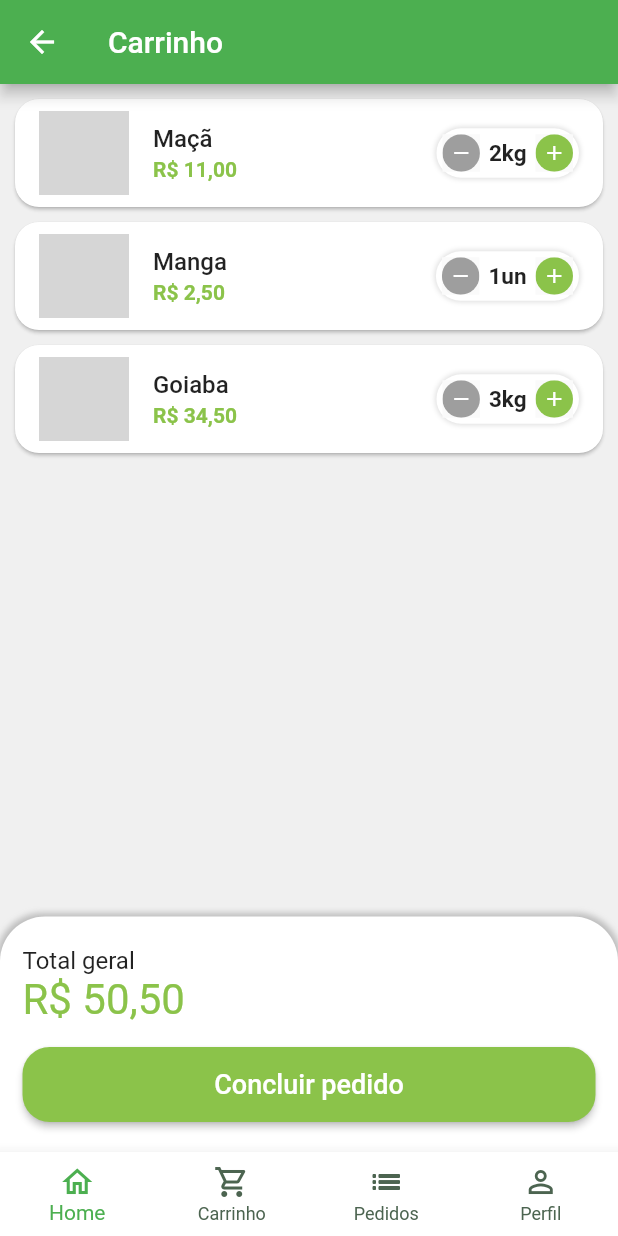
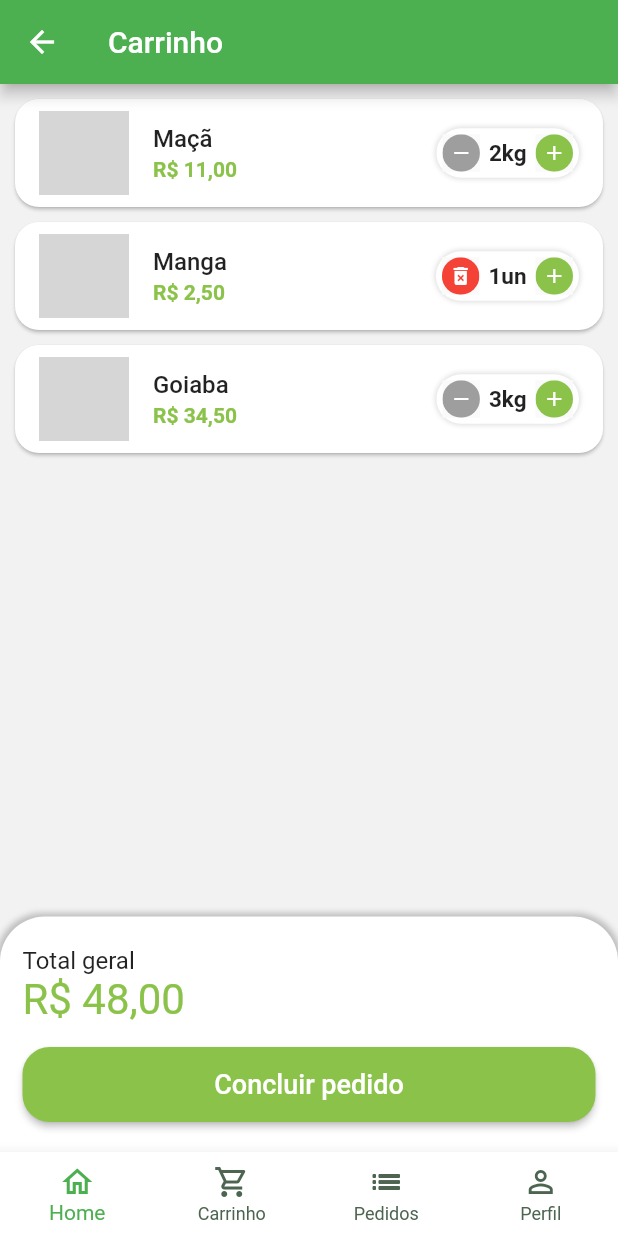
Before and after one commit to leonarclo/green-grocer, a Flutter app: the BaseScreen screen opened directly, swiped to page 2, on a phone screen of 412 x 824 dp. Run offline on Flutter 3.47's test engine with Material 2 defaults, Android fonts, the phone set to English and light mode, and no system bars; our stand-ins replace animated_text_kit; missing offline and left inert: easy_mask; grey boxes are pictures that could not be loaded.

Commit message:
feat: cart screen

```diff
--- a/lib/main.dart
+++ b/lib/main.dart
@@ -15,7 +15,8 @@ class MyApp extends StatelessWidget {
       title: 'Green Grocer',
       theme: ThemeData(
         primarySwatch: Colors.green,
-        scaffoldBackgroundColor: Colors.grey.withAlpha(20),
+        scaffoldBackgroundColor:
+            const Color.fromARGB(255, 241, 241, 241).withAlpha(180),
       ),
       debugShowCheckedModeBanner: false,
       home: const SignInScreen(),
--- a/lib/src/models/cart_item_model.dart
+++ b/lib/src/models/cart_item_model.dart
@@ -9,7 +9,5 @@ class CartItemModel {
     required this.quantity,
   });
 
-  totalPrice() {
-    return item.price * quantity;
-  }
+  double totalPrice() => item.price * quantity;
 }
--- a/lib/src/pages/base/base_screen.dart
+++ b/lib/src/pages/base/base_screen.dart
@@ -22,7 +22,7 @@ class _BaseScreenState extends State<BaseScreen> {
         controller: pageController,
         children: [
           const HomeTab(),
-          CartTab(),
+          const CartTab(),
           Container(
             color: Colors.yellow,
           ),
--- a/lib/src/pages/cart/cart_tab.dart
+++ b/lib/src/pages/cart/cart_tab.dart
@@ -2,13 +2,34 @@ import 'package:flutter/material.dart';
 import 'package:green_grocer/src/config/custom_colors.dart';
 import 'package:green_grocer/src/services/utils_services.dart';
 import 'package:green_grocer/src/config/app_data.dart' as app_data;
-
+import '../../models/cart_item_model.dart';
 import 'components/cart_tile.dart';
 
-class CartTab extends StatelessWidget {
-  CartTab({super.key});
+class CartTab extends StatefulWidget {
+  const CartTab({super.key});
 
+  @override
+  State<CartTab> createState() => _CartTabState();
+}
+
+class _CartTabState extends State<CartTab> {
   final UtilsServices utilsServices = UtilsServices();
+
+  void removeItemFromCart(CartItemModel cartItem) {
+    setState(() {
+      app_data.cartItems.remove(cartItem);
+    });
+  }
+
+  double cartTotalPrice() {
+    double total = 0;
+
+    for (var item in app_data.cartItems) {
+      total += item.totalPrice();
+    }
+
+    return total;
+  }
 
   @override
   Widget build(BuildContext context) {
@@ -24,12 +45,16 @@ class CartTab extends StatelessWidget {
               itemBuilder: (_, index) {
                 return CartTile(
                   cartItem: app_data.cartItems[index],
+                  remove: removeItemFromCart,
                 );
               },
             ),
           ),
           Container(
-            padding: const EdgeInsets.symmetric(horizontal: 15, vertical: 20),
+            padding: const EdgeInsets.symmetric(
+              horizontal: 15,
+              vertical: 20,
+            ),
             decoration: BoxDecoration(
               color: Colors.white,
               borderRadius: const BorderRadius.vertical(
@@ -55,7 +80,7 @@ class CartTab extends StatelessWidget {
                 Padding(
                   padding: const EdgeInsets.only(bottom: 15),
                   child: Text(
-                      utilsServices.priceToCurrency(50.5),
+                    utilsServices.priceToCurrency(cartTotalPrice()),
                     style: TextStyle(
                       color: CustomColors.customSwatchColor,
                       fontSize: 28,
@@ -65,7 +90,10 @@ class CartTab extends StatelessWidget {
                 SizedBox(
                   height: 50,
                   child: ElevatedButton(
-                      onPressed: () {},
+                    onPressed: () async {
+                      bool? result = await showOrderConfirmation();
+                      print(result);
+                    },
                     style: ElevatedButton.styleFrom(
                       backgroundColor: CustomColors.customSwatchColor,
                       shape: RoundedRectangleBorder(
@@ -78,10 +106,47 @@ class CartTab extends StatelessWidget {
                     ),
                   ),
                 )
-                ]),
+              ],
+            ),
           ),
         ],
       ),
     );
   }
+
+  Future<bool?> showOrderConfirmation() {
+    return showDialog(
+        context: context,
+        builder: (context) {
+          return AlertDialog(
+            shape: RoundedRectangleBorder(
+              borderRadius: BorderRadius.circular(15),
+            ),
+            title: const Text('Confirmação'),
+            content: const Text('Deseja realmente concluir o pedido?'),
+            actions: [
+              TextButton(
+                onPressed: () {
+                  Navigator.of(context).pop(false);
+                },
+                child: const Text('Não'),
+              ),
+              SizedBox(
+                height: 40,
+                child: ElevatedButton(
+                  onPressed: () {
+                    Navigator.of(context).pop(true);
+                  },
+                  style: ElevatedButton.styleFrom(
+                    shape: RoundedRectangleBorder(
+                      borderRadius: BorderRadius.circular(15),
+                    ),
+                  ),
+                  child: const Text("Sim"),
+                ),
+              ),
+            ],
+          );
+        });
   }
+}
--- a/lib/src/pages/cart/components/cart_tile.dart
+++ b/lib/src/pages/cart/components/cart_tile.dart
@@ -4,14 +4,19 @@ import 'package:green_grocer/src/models/cart_item_model.dart';
 import 'package:green_grocer/src/pages/widgets/quantity_widget.dart';
 import 'package:green_grocer/src/services/utils_services.dart';
 
-class CartTile extends StatelessWidget {
+class CartTile extends StatefulWidget {
   final CartItemModel cartItem;
+  final Function(CartItemModel) remove;
+
+  const CartTile(
+      {super.key, required this.cartItem, required this.remove, required});
+
+  @override
+  State<CartTile> createState() => _CartTileState();
+}
+
+class _CartTileState extends State<CartTile> {
   final UtilsServices utilsServices = UtilsServices();
-
-  CartTile({
-    super.key,
-    required this.cartItem,
-  });
 
   @override
   Widget build(BuildContext context) {
@@ -23,14 +28,14 @@ class CartTile extends StatelessWidget {
       child: ListTile(
         // imagem
         leading: Image.asset(
-          cartItem.item.imageUrl,
+          widget.cartItem.item.imageUrl,
           height: 60,
           width: 60,
         ),
 
         // titulo
         title: Text(
-          cartItem.item.itemName,
+          widget.cartItem.item.itemName,
           style: const TextStyle(
             fontWeight: FontWeight.w500,
           ),
@@ -39,7 +44,7 @@ class CartTile extends StatelessWidget {
 
         subtitle: Text(
           utilsServices.priceToCurrency(
-            cartItem.totalPrice(),
+            widget.cartItem.totalPrice(),
           ),
           style: TextStyle(
             color: CustomColors.customSwatchColor,
@@ -49,9 +54,18 @@ class CartTile extends StatelessWidget {
 
         // quantidade
         trailing: QuantityWidget(
-          value: cartItem.quantity,
-          suffixText: cartItem.item.unit,
-          result: (quantity) {},
+          isRemovable: true,
+          value: widget.cartItem.quantity,
+          suffixText: widget.cartItem.item.unit,
+          result: (quantity) {
+            setState(() {
+              widget.cartItem.quantity = quantity;
+
+              if (quantity == 0) {
+                widget.remove(widget.cartItem);
+              }
+            });
+          },
         ),
       ),
     );
--- a/lib/src/pages/product/product_screen.dart
+++ b/lib/src/pages/product/product_screen.dart
@@ -24,7 +24,7 @@ class _ProductScreenState extends State<ProductScreen> {
   @override
   Widget build(BuildContext context) {
     return Scaffold(
-      backgroundColor: Colors.grey.withAlpha(40),
+      backgroundColor: const Color.fromARGB(255, 241, 241, 241).withAlpha(180),
       body: Stack(
         children: [
           // conteúdo
--- a/lib/src/pages/widgets/quantity_widget.dart
+++ b/lib/src/pages/widgets/quantity_widget.dart
@@ -6,12 +6,14 @@ class QuantityWidget extends StatelessWidget {
   final int value;
   final String suffixText;
   final Function(int quantity) result;
+  final bool isRemovable;
 
   const QuantityWidget({
     super.key,
     required this.value,
     required this.suffixText,
     required this.result,
+    this.isRemovable = false,
   });
 
   @override
@@ -33,10 +35,11 @@ class QuantityWidget extends StatelessWidget {
         mainAxisSize: MainAxisSize.min,
         children: [
           _QuantityButton(
-            icon: Icons.remove,
-            color: Colors.grey,
+            icon:
+                !isRemovable || value > 1 ? Icons.remove : Icons.delete_forever,
+            color: !isRemovable || value > 1 ? Colors.grey : Colors.red,
             onPressed: () {
-              if (value == 1) return;
+              if (value == 1 && !isRemovable) return;
               int resultCount = value - 1;
               result(resultCount);
             },
```
Lines whose indentation alone changed are shown as unchanged.
